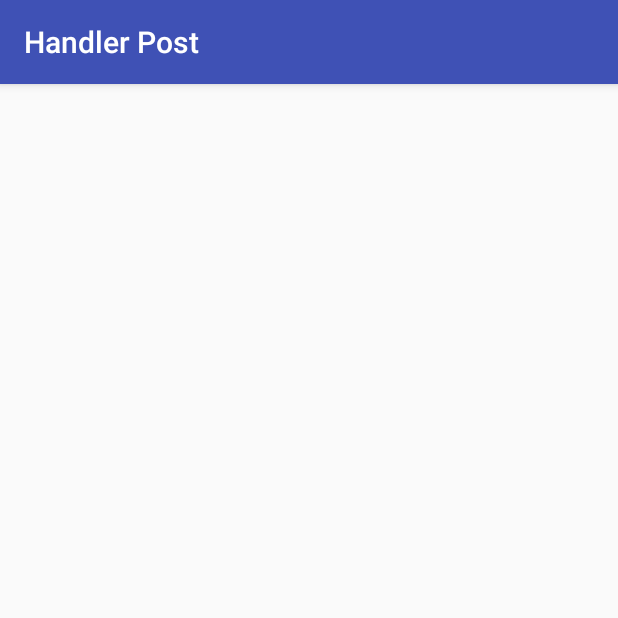
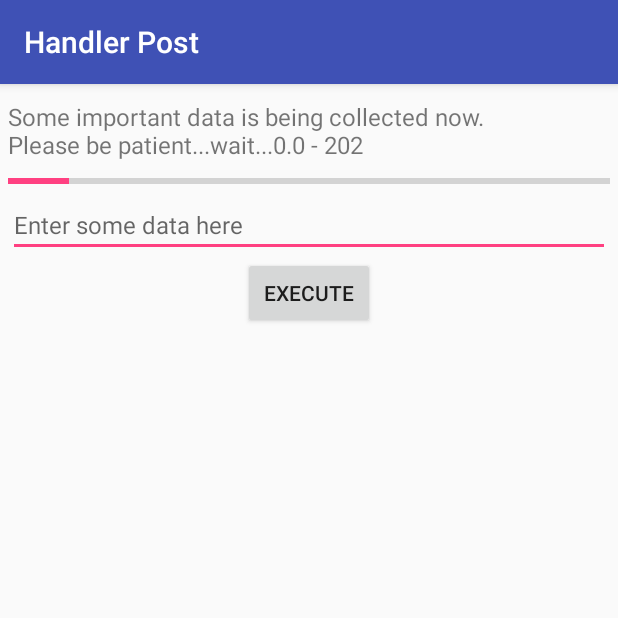
Before and after one commit to thongleeuitce/MultiThreading_demo, an Android app: the HandlerPostAcitivity screen opened directly, with no data from a screen before it, on a phone screen of 412 x 824 dp, the top half of it. Run offline under Robolectric (Android 15) with nearby library versions, the phone set to English and light mode, and no system bars.

Commit message:
Added: demo thread handler with post

```diff
--- a/app/src/main/java/com/example/thongle/multithreading/HandlerPostAcitivity.java
+++ b/app/src/main/java/com/example/thongle/multithreading/HandlerPostAcitivity.java
@@ -1,10 +1,94 @@
 package com.example.thongle.multithreading;
 
+import android.os.Bundle;
+import android.os.Handler;
+import android.os.SystemClock;
+import android.provider.Settings;
+import android.support.annotation.Nullable;
 import android.support.v7.app.AppCompatActivity;
+import android.view.View;
+import android.widget.Button;
+import android.widget.EditText;
+import android.widget.ProgressBar;
+import android.widget.TextView;
+import android.widget.Toast;
 
 /**
  * Created by thongle on 26/04/2017.
  */
 
 public class HandlerPostAcitivity extends AppCompatActivity {
+    private final String PATIENCE = "Some important data is being collected now.\nPlease be patient...wait...";
+    private ProgressBar progressBar_Waiting;
+    private TextView textView_TopCaption;
+    private EditText editText_Input;
+    private Button button_Execute;
+    private int globalValue, accum;
+    private long startTime;
+    private Handler handler;
+    private Runnable fgRunnable, bgRunnable;
+    private Thread testThread;
+    @Override
+    protected void onCreate(@Nullable final Bundle savedInstanceState) {
+        super.onCreate(savedInstanceState);
+        setContentView(R.layout.activity_post);
+
+        textView_TopCaption = (TextView) findViewById(R.id.txtv_top_caption);
+        progressBar_Waiting = (ProgressBar) findViewById(R.id.prb_waiting);
+        editText_Input = (EditText) findViewById(R.id.edtxt_input);
+        button_Execute = (Button) findViewById(R.id.btn_execute);
+
+        startTime = System.currentTimeMillis();
+        globalValue = 0;
+        accum = 0;
+        handler = new Handler();
+
+        fgRunnable = new Runnable() {
+            @Override
+            public void run() {
+                try {
+                    int progress_step = 5;
+                    double total_time = (System.currentTimeMillis() - startTime) / 1000;
+                    synchronized (this) {
+                        globalValue += 100;
+                    }
+                    textView_TopCaption.setText(PATIENCE + total_time + " - " + globalValue);
+                    progressBar_Waiting.incrementProgressBy(progress_step);
+                    accum += progress_step;
+
+                    if (accum >= progressBar_Waiting.getMax()) {
+                        textView_TopCaption.setText(getString(R.string.bg_work_is_over));
+                        progressBar_Waiting.setVisibility(View.GONE);
+                    }
+                }
+                catch (Exception e){}
+            }
+        };
+        bgRunnable = new Runnable() {
+            @Override
+            public void run() {
+                try {
+                    for(int i = 0; i <20; i++){
+                        Thread.sleep(1000);
+                        synchronized (this){
+                            globalValue += 1;
+                        }
+                        handler.post(fgRunnable);
+                    }
+                }
+                catch (Exception e){}
+            }
+        };
+        testThread = new Thread(bgRunnable);
+
+        button_Execute.setOnClickListener(new View.OnClickListener() {
+            @Override
+            public void onClick(View v) {
+                String input = editText_Input.getText().toString();
+                Toast.makeText(HandlerPostAcitivity.this, "You said: " + input, Toast.LENGTH_SHORT).show();
+            }
+        });
+        testThread.start();
+        progressBar_Waiting.incrementProgressBy(0);
+    }
 }
--- /dev/null
+++ b/app/src/main/res/layout/activity_post.xml
@@ -0,0 +1,36 @@
+<?xml version="1.0" encoding="utf-8"?>
+<LinearLayout xmlns:android="http://schemas.android.com/apk/res/android"
+    xmlns:tools="http://schemas.android.com/tools"
+    android:layout_width="match_parent"
+    android:layout_height="match_parent"
+    android:orientation="vertical"
+    android:layout_marginTop="@dimen/margin_base"
+    android:padding="@dimen/margin_base">
+
+    <TextView
+        android:id="@+id/txtv_top_caption"
+        android:layout_width="match_parent"
+        android:layout_height="wrap_content"
+        android:textSize="@dimen/text_medium" />
+
+    <ProgressBar
+        android:id="@+id/prb_waiting"
+        style="?android:attr/progressBarStyleHorizontal"
+        android:layout_width="match_parent"
+        android:layout_height="wrap_content"
+        android:layout_marginTop="@dimen/margin_base" />
+
+    <EditText
+        android:id="@+id/edtxt_input"
+        android:layout_width="match_parent"
+        android:layout_height="wrap_content"
+        android:hint="@string/enter_some_data_here"
+        android:textSize="@dimen/text_medium" />
+
+    <Button
+        android:id="@+id/btn_execute"
+        android:layout_width="wrap_content"
+        android:layout_height="wrap_content"
+        android:layout_gravity="center"
+        android:text="@string/btn_execute" />
+</LinearLayout>
--- a/app/src/main/res/values/strings.xml
+++ b/app/src/main/res/values/strings.xml
@@ -10,5 +10,9 @@
     <string name="working">Working...</string>
     <string name="global_value_seen">\n global value seen by all thread </string>
     <string name="btn_test">Test</string>
+    <string name="bg_work_is_over">Background work is over!</string>
+    <string name="btn_execute">Execute</string>
+    <string name="enter_some_data_here">Enter some data here</string>
     <string name="click_test">you clicked Test</string>
+
 </resources>
```
